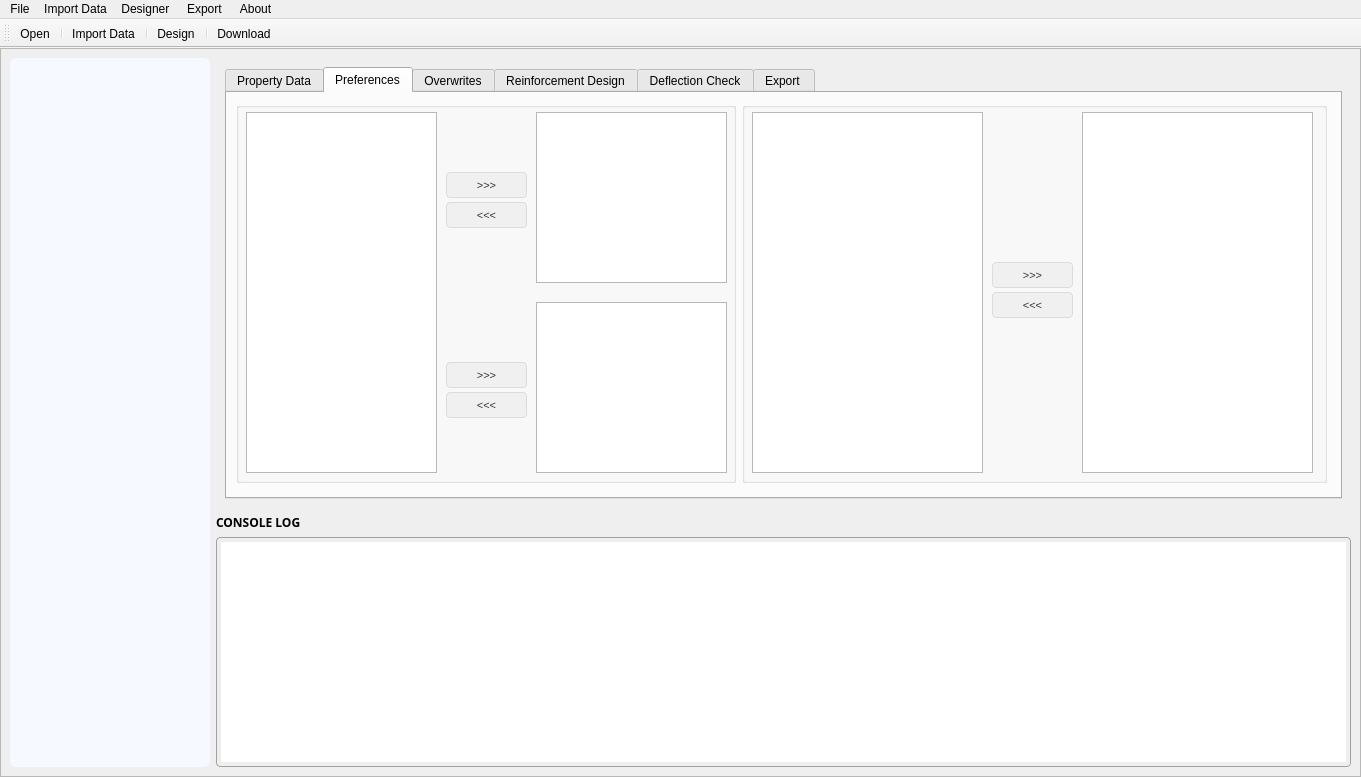
This is mainwindow.ui in nhniegas/Etabs_Designer as Qt 5 draws it before an edit. The edited form follows.
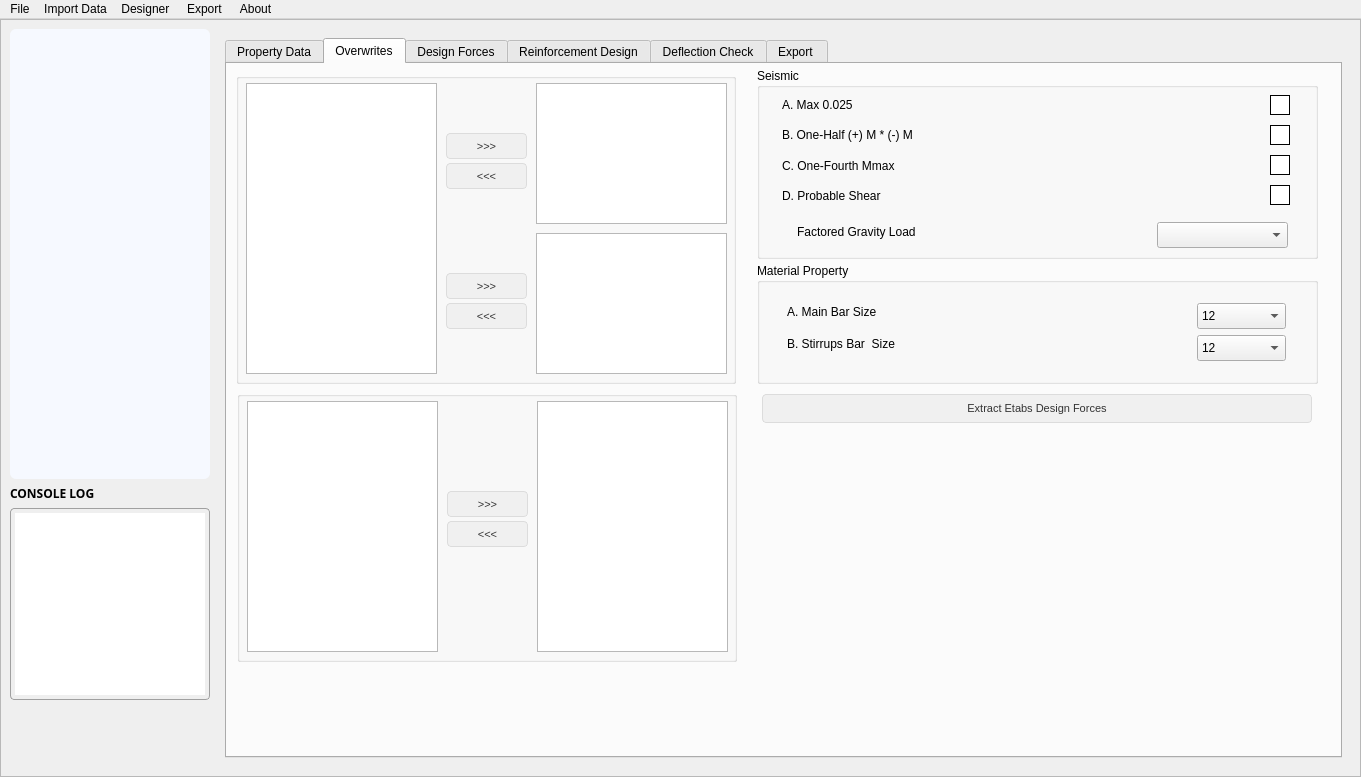
This is the edited form. The open tabs and pages were chosen to show the change. Icons and pictures are not drawn.

Patch:
```diff
--- a/mainwindow.ui
+++ b/mainwindow.ui
@@ -72,7 +72,7 @@
          <x>0</x>
          <y>0</y>
          <width>1357</width>
-         <height>706</height>
+         <height>740</height>
         </rect>
        </property>
        <property name="sizePolicy">
@@ -88,7 +88,206 @@
         </size>
        </property>
        <layout class="QGridLayout" name="gridLayout_5">
-        <item row="0" column="1">
+        <item row="0" column="0">
+         <widget class="QGroupBox" name="groupBox">
+          <property name="minimumSize">
+           <size>
+            <width>200</width>
+            <height>450</height>
+           </size>
+          </property>
+          <property name="maximumSize">
+           <size>
+            <width>200</width>
+            <height>16777215</height>
+           </size>
+          </property>
+          <property name="styleSheet">
+           <string notr="true">border: none;
+
+background-color: #f6f9ff;  /* Super Light Blue */
+border-radius: 6px;</string>
+          </property>
+          <property name="title">
+           <string/>
+          </property>
+          <widget class="QPushButton" name="beam_design">
+           <property name="geometry">
+            <rect>
+             <x>25</x>
+             <y>160</y>
+             <width>151</width>
+             <height>121</height>
+            </rect>
+           </property>
+           <property name="minimumSize">
+            <size>
+             <width>120</width>
+             <height>0</height>
+            </size>
+           </property>
+           <property name="maximumSize">
+            <size>
+             <width>250</width>
+             <height>16777215</height>
+            </size>
+           </property>
+           <property name="styleSheet">
+            <string notr="true">QPushButton {
+    border: none;             /* No button border */
+    background: transparent;  /* No grey background */
+    text-align: center;         /* Align text like a label */
+    padding: 5px;
+}
+QPushButton:hover {
+    /* Hover State: Very light gray/almost white */
+    background-color: #f5f5f5; 
+    border: 1px solid #cccccc;
+    /* Change text to dark gray so it's visible on the light background */
+    color: #333333; 
+}
+
+QPushButton:pressed {
+    /* Pressed State: Standard mid-gray */
+    background-color: #d0d0d0; 
+    color: #000000;
+}
+
+</string>
+           </property>
+           <property name="text">
+            <string/>
+           </property>
+           <property name="icon">
+            <iconset>
+             <normaloff>icons/BEAM.png</normaloff>icons/BEAM.png</iconset>
+           </property>
+           <property name="iconSize">
+            <size>
+             <width>65</width>
+             <height>65</height>
+            </size>
+           </property>
+          </widget>
+          <widget class="QPushButton" name="column_design">
+           <property name="geometry">
+            <rect>
+             <x>25</x>
+             <y>309</y>
+             <width>151</width>
+             <height>121</height>
+            </rect>
+           </property>
+           <property name="minimumSize">
+            <size>
+             <width>120</width>
+             <height>0</height>
+            </size>
+           </property>
+           <property name="maximumSize">
+            <size>
+             <width>250</width>
+             <height>16777215</height>
+            </size>
+           </property>
+           <property name="styleSheet">
+            <string notr="true">QPushButton {
+    border: none;             /* No button border */
+    background: transparent;  /* No grey background */
+    text-align: center;         /* Align text like a label */
+    padding: 5px;
+}
+QPushButton:hover {
+    /* Hover State: Very light gray/almost white */
+    background-color: #f5f5f5; 
+    border: 1px solid #cccccc;
+    /* Change text to dark gray so it's visible on the light background */
+    color: #333333; 
+}
+
+QPushButton:pressed {
+    /* Pressed State: Standard mid-gray */
+    background-color: #d0d0d0; 
+    color: #000000;
+}
+
+</string>
+           </property>
+           <property name="text">
+            <string/>
+           </property>
+           <property name="icon">
+            <iconset>
+             <normaloff>icons/COLUMN.png</normaloff>icons/COLUMN.png</iconset>
+           </property>
+           <property name="iconSize">
+            <size>
+             <width>100</width>
+             <height>100</height>
+            </size>
+           </property>
+          </widget>
+          <widget class="QPushButton" name="btn_auto_tagger">
+           <property name="geometry">
+            <rect>
+             <x>24</x>
+             <y>20</y>
+             <width>151</width>
+             <height>121</height>
+            </rect>
+           </property>
+           <property name="minimumSize">
+            <size>
+             <width>120</width>
+             <height>0</height>
+            </size>
+           </property>
+           <property name="maximumSize">
+            <size>
+             <width>250</width>
+             <height>16777215</height>
+            </size>
+           </property>
+           <property name="styleSheet">
+            <string notr="true">QPushButton {
+    border: none;             /* No button border */
+    background: transparent;  /* No grey background */
+    text-align: center;         /* Align text like a label */
+    padding: 5px;
+}
+QPushButton:hover {
+    /* Hover State: Very light gray/almost white */
+    background-color: #f5f5f5; 
+    border: 1px solid #cccccc;
+    /* Change text to dark gray so it's visible on the light background */
+    color: #333333; 
+}
+
+QPushButton:pressed {
+    /* Pressed State: Standard mid-gray */
+    background-color: #d0d0d0; 
+    color: #000000;
+}
+
+</string>
+           </property>
+           <property name="text">
+            <string/>
+           </property>
+           <property name="icon">
+            <iconset>
+             <normaloff>icons/AUTO TAGGER.png</normaloff>icons/AUTO TAGGER.png</iconset>
+           </property>
+           <property name="iconSize">
+            <size>
+             <width>100</width>
+             <height>100</height>
+            </size>
+           </property>
+          </widget>
+         </widget>
+        </item>
+        <item row="0" column="1" rowspan="4">
          <widget class="QStackedWidget" name="stackedWidget">
           <property name="minimumSize">
            <size>
@@ -101,7 +300,7 @@
           </property>
           <widget class="QWidget" name="page_beam_design">
            <layout class="QGridLayout" name="gridLayout_2">
-            <item row="0" column="0">
+            <item row="1" column="0">
              <widget class="QTabWidget" name="tab_widget">
               <property name="currentIndex">
                <number>3</number>
@@ -307,7 +506,7 @@
               </widget>
               <widget class="QWidget" name="tab_4">
                <attribute name="title">
-                <string>Preferences</string>
+                <string>Overwrites</string>
                </attribute>
                <widget class="QGroupBox" name="groupBox_3">
                 <property name="geometry">
@@ -315,13 +514,13 @@
                   <x>9</x>
                   <y>9</y>
                   <width>500</width>
-                  <height>381</height>
+                  <height>311</height>
                  </rect>
                 </property>
                 <property name="minimumSize">
                  <size>
                   <width>500</width>
-                  <height>0</height>
+                  <height>300</height>
                  </size>
                 </property>
                 <property name="maximumSize">
@@ -339,7 +538,7 @@
                    <x>10</x>
                    <y>10</y>
                    <width>191</width>
-                   <height>361</height>
+                   <height>291</height>
                   </rect>
                  </property>
                  <property name="selectionMode">
@@ -350,7 +549,7 @@
                  <property name="geometry">
                   <rect>
                    <x>210</x>
-                   <y>70</y>
+                   <y>60</y>
                    <width>81</width>
                    <height>26</height>
                   </rect>
@@ -388,47 +587,47 @@
                  <property name="geometry">
                   <rect>
                    <x>210</x>
-                   <y>260</y>
-                   <width>81</width>
-                   <height>26</height>
-                  </rect>
-                 </property>
-                 <property name="styleSheet">
-                  <string notr="true">QPushButton {
-    /* Lighter grey background to match the window theme */
-    background-color: #f0f0f0; 
-    /* Subtle border to match the QListWidget headers */
-    border: 1px solid #dcdcdc; 
-    border-radius: 4px;
-    /* Darker text for readability on light background */
-    color: #333333; 
-    padding: 6px;
-    font-size: 11px;
-}
-
-QPushButton:hover {
-    /* Lighter, softer red for the light theme */
-    background-color: #ef9a9a; 
-    border: 1px solid #e57373;
-    color: #333333; /* Switching to dark text for better contrast on light red */
-}
-
-QPushButton:pressed {
-    /* Slightly deeper red when clicked */
-    background-color: #ee5253; 
-}</string>
-                 </property>
-                 <property name="text">
-                  <string>&gt;&gt;&gt;</string>
-                 </property>
-                </widget>
-                <widget class="QListWidget" name="sls_combo_list">
-                 <property name="geometry">
-                  <rect>
-                   <x>300</x>
                    <y>200</y>
+                   <width>81</width>
+                   <height>26</height>
+                  </rect>
+                 </property>
+                 <property name="styleSheet">
+                  <string notr="true">QPushButton {
+    /* Lighter grey background to match the window theme */
+    background-color: #f0f0f0; 
+    /* Subtle border to match the QListWidget headers */
+    border: 1px solid #dcdcdc; 
+    border-radius: 4px;
+    /* Darker text for readability on light background */
+    color: #333333; 
+    padding: 6px;
+    font-size: 11px;
+}
+
+QPushButton:hover {
+    /* Lighter, softer red for the light theme */
+    background-color: #ef9a9a; 
+    border: 1px solid #e57373;
+    color: #333333; /* Switching to dark text for better contrast on light red */
+}
+
+QPushButton:pressed {
+    /* Slightly deeper red when clicked */
+    background-color: #ee5253; 
+}</string>
+                 </property>
+                 <property name="text">
+                  <string>&gt;&gt;&gt;</string>
+                 </property>
+                </widget>
+                <widget class="QListWidget" name="sls_combo_list">
+                 <property name="geometry">
+                  <rect>
+                   <x>300</x>
+                   <y>160</y>
                    <width>191</width>
-                   <height>171</height>
+                   <height>141</height>
                   </rect>
                  </property>
                  <property name="selectionMode">
@@ -441,7 +640,7 @@
                    <x>300</x>
                    <y>10</y>
                    <width>191</width>
-                   <height>171</height>
+                   <height>141</height>
                   </rect>
                  </property>
                  <property name="selectionMode">
@@ -452,7 +651,7 @@
                  <property name="geometry">
                   <rect>
                    <x>210</x>
-                   <y>100</y>
+                   <y>90</y>
                    <width>81</width>
                    <height>26</height>
                   </rect>
@@ -490,7 +689,7 @@
                  <property name="geometry">
                   <rect>
                    <x>210</x>
-                   <y>290</y>
+                   <y>230</y>
                    <width>81</width>
                    <height>26</height>
                   </rect>
@@ -528,16 +727,16 @@
                <widget class="QGroupBox" name="groupBox_5">
                 <property name="geometry">
                  <rect>
-                  <x>515</x>
-                  <y>9</y>
-                  <width>585</width>
-                  <height>381</height>
+                  <x>10</x>
+                  <y>327</y>
+                  <width>500</width>
+                  <height>271</height>
                  </rect>
                 </property>
                 <property name="minimumSize">
                  <size>
                   <width>500</width>
-                  <height>0</height>
+                  <height>250</height>
                  </size>
                 </property>
                 <property name="title">
@@ -546,8 +745,8 @@
                 <widget class="QPushButton" name="remove_beams">
                  <property name="geometry">
                   <rect>
-                   <x>250</x>
-                   <y>190</y>
+                   <x>210</x>
+                   <y>130</y>
                    <width>81</width>
                    <height>26</height>
                   </rect>
@@ -586,8 +785,8 @@
                   <rect>
                    <x>10</x>
                    <y>10</y>
-                   <width>231</width>
-                   <height>361</height>
+                   <width>191</width>
+                   <height>251</height>
                   </rect>
                  </property>
                  <property name="selectionMode">
@@ -597,10 +796,10 @@
                 <widget class="QListWidget" name="selected_beam_list">
                  <property name="geometry">
                   <rect>
-                   <x>340</x>
+                   <x>300</x>
                    <y>10</y>
-                   <width>231</width>
-                   <height>361</height>
+                   <width>191</width>
+                   <height>251</height>
                   </rect>
                  </property>
                  <property name="selectionMode">
@@ -610,8 +809,8 @@
                 <widget class="QPushButton" name="add_beams">
                  <property name="geometry">
                   <rect>
-                   <x>250</x>
-                   <y>160</y>
+                   <x>210</x>
+                   <y>100</y>
                    <width>81</width>
                    <height>26</height>
                   </rect>
@@ -646,20 +845,13 @@
                  </property>
                 </widget>
                </widget>
-               <zorder>groupBox_5</zorder>
-               <zorder>groupBox_3</zorder>
-              </widget>
-              <widget class="QWidget" name="tab_6">
-               <attribute name="title">
-                <string>Overwrites</string>
-               </attribute>
                <widget class="QGroupBox" name="groupBox_4">
                 <property name="geometry">
                  <rect>
-                  <x>9</x>
-                  <y>10</y>
-                  <width>331</width>
-                  <height>211</height>
+                  <x>530</x>
+                  <y>4</y>
+                  <width>561</width>
+                  <height>191</height>
                  </rect>
                 </property>
                 <property name="font">
@@ -673,8 +865,8 @@
                 <widget class="QLabel" name="label_2">
                  <property name="geometry">
                   <rect>
-                   <x>20</x>
-                   <y>44</y>
+                   <x>25</x>
+                   <y>29</y>
                    <width>81</width>
                    <height>16</height>
                   </rect>
@@ -691,8 +883,8 @@
                 <widget class="QLabel" name="label_3">
                  <property name="geometry">
                   <rect>
-                   <x>20</x>
-                   <y>74</y>
+                   <x>25</x>
+                   <y>59</y>
                    <width>211</width>
                    <height>16</height>
                   </rect>
@@ -709,8 +901,8 @@
                 <widget class="QLabel" name="label_4">
                  <property name="geometry">
                   <rect>
-                   <x>20</x>
-                   <y>105</y>
+                   <x>25</x>
+                   <y>90</y>
                    <width>161</width>
                    <height>16</height>
                   </rect>
@@ -727,8 +919,8 @@
                 <widget class="QLabel" name="label_5">
                  <property name="geometry">
                   <rect>
-                   <x>20</x>
-                   <y>135</y>
+                   <x>25</x>
+                   <y>120</y>
                    <width>101</width>
                    <height>16</height>
                   </rect>
@@ -745,8 +937,8 @@
                 <widget class="QLabel" name="label_6">
                  <property name="geometry">
                   <rect>
-                   <x>35</x>
-                   <y>171</y>
+                   <x>40</x>
+                   <y>156</y>
                    <width>121</width>
                    <height>16</height>
                   </rect>
@@ -763,8 +955,8 @@
                 <widget class="QComboBox" name="cmb_gravity_load_combo">
                  <property name="geometry">
                   <rect>
-                   <x>179</x>
-                   <y>169</y>
+                   <x>400</x>
+                   <y>154</y>
                    <width>131</width>
                    <height>26</height>
                   </rect>
@@ -773,8 +965,8 @@
                 <widget class="QCheckBox" name="max_rho">
                  <property name="geometry">
                   <rect>
-                   <x>290</x>
-                   <y>40</y>
+                   <x>511</x>
+                   <y>25</y>
                    <width>31</width>
                    <height>24</height>
                   </rect>
@@ -810,8 +1002,8 @@
                 <widget class="QCheckBox" name="half_moment">
                  <property name="geometry">
                   <rect>
-                   <x>290</x>
-                   <y>70</y>
+                   <x>511</x>
+                   <y>55</y>
                    <width>31</width>
                    <height>24</height>
                   </rect>
@@ -847,8 +1039,8 @@
                 <widget class="QCheckBox" name="fourth_moment">
                  <property name="geometry">
                   <rect>
-                   <x>290</x>
-                   <y>100</y>
+                   <x>511</x>
+                   <y>85</y>
                    <width>31</width>
                    <height>24</height>
                   </rect>
@@ -884,8 +1076,8 @@
                 <widget class="QCheckBox" name="prob_shear">
                  <property name="geometry">
                   <rect>
-                   <x>290</x>
-                   <y>130</y>
+                   <x>511</x>
+                   <y>115</y>
                    <width>31</width>
                    <height>24</height>
                   </rect>
@@ -1092,9 +1284,9 @@
                <widget class="QGroupBox" name="groupBox_9">
                 <property name="geometry">
                  <rect>
-                  <x>10</x>
-                  <y>230</y>
-                  <width>331</width>
+                  <x>530</x>
+                  <y>199</y>
+                  <width>561</width>
                   <height>121</height>
                  </rect>
                 </property>
@@ -1109,7 +1301,7 @@
                 <widget class="QLabel" name="label_13">
                  <property name="geometry">
                   <rect>
-                   <x>20</x>
+                   <x>30</x>
                    <y>41</y>
                    <width>211</width>
                    <height>16</height>
@@ -1297,7 +1489,7 @@
                 <widget class="QComboBox" name="comboBox_5">
                  <property name="geometry">
                   <rect>
-                   <x>220</x>
+                   <x>440</x>
                    <y>40</y>
                    <width>89</width>
                    <height>26</height>
@@ -1337,7 +1529,7 @@
                 <widget class="QComboBox" name="comboBox_6">
                  <property name="geometry">
                   <rect>
-                   <x>220</x>
+                   <x>440</x>
                    <y>72</y>
                    <width>89</width>
                    <height>26</height>
@@ -1377,7 +1569,7 @@
                 <widget class="QLabel" name="label_15">
                  <property name="geometry">
                   <rect>
-                   <x>20</x>
+                   <x>30</x>
                    <y>73</y>
                    <width>211</width>
                    <height>16</height>
@@ -1396,21 +1588,21 @@
                <widget class="QPushButton" name="extract_etabs_forces">
                 <property name="geometry">
                  <rect>
-                  <x>10</x>
-                  <y>360</y>
-                  <width>331</width>
-                  <height>31</height>
+                  <x>535</x>
+                  <y>330</y>
+                  <width>550</width>
+                  <height>29</height>
                  </rect>
                 </property>
                 <property name="minimumSize">
                  <size>
-                  <width>150</width>
+                  <width>250</width>
                   <height>0</height>
                  </size>
                 </property>
                 <property name="maximumSize">
                  <size>
-                  <width>800</width>
+                  <width>550</width>
                   <height>16777215</height>
                  </size>
                 </property>
@@ -1443,16 +1635,16 @@
                  <string>Extract Etabs Design Forces</string>
                 </property>
                </widget>
-               <widget class="QTableView" name="design_forces">
-                <property name="geometry">
-                 <rect>
-                  <x>350</x>
-                  <y>30</y>
-                  <width>751</width>
-                  <height>361</height>
-                 </rect>
-                </property>
-               </widget>
+              </widget>
+              <widget class="QWidget" name="tab_6">
+               <attribute name="title">
+                <string>Design Forces</string>
+               </attribute>
+               <layout class="QVBoxLayout" name="verticalLayout">
+                <item>
+                 <widget class="QTableView" name="design_forces"/>
+                </item>
+               </layout>
               </widget>
               <widget class="QWidget" name="tab_2">
                <attribute name="title">
@@ -1631,7 +1823,7 @@
           </widget>
          </widget>
         </item>
-        <item row="1" column="1">
+        <item row="1" column="0">
          <widget class="QLabel" name="label">
           <property name="font">
            <font>
@@ -1648,12 +1840,18 @@
           </property>
          </widget>
         </item>
-        <item row="2" column="1">
+        <item row="2" column="0">
          <widget class="QPlainTextEdit" name="console_log">
           <property name="minimumSize">
            <size>
             <width>0</width>
-            <height>155</height>
+            <height>170</height>
+           </size>
+          </property>
+          <property name="maximumSize">
+           <size>
+            <width>200</width>
+            <height>200</height>
            </size>
           </property>
           <property name="font">
@@ -1686,198 +1884,18 @@
           </property>
          </widget>
         </item>
-        <item row="0" column="0" rowspan="3">
-         <widget class="QGroupBox" name="groupBox">
-          <property name="minimumSize">
+        <item row="3" column="0">
+         <spacer name="verticalSpacer">
+          <property name="orientation">
+           <enum>Qt::Orientation::Vertical</enum>
+          </property>
+          <property name="sizeHint" stdset="0">
            <size>
-            <width>200</width>
-            <height>542</height>
+            <width>20</width>
+            <height>44</height>
            </size>
           </property>
-          <property name="styleSheet">
-           <string notr="true">border: none;
-
-background-color: #f6f9ff;  /* Super Light Blue */
-border-radius: 6px;</string>
-          </property>
-          <property name="title">
-           <string/>
-          </property>
-          <widget class="QPushButton" name="beam_design">
-           <property name="geometry">
-            <rect>
-             <x>20</x>
-             <y>10</y>
-             <width>151</width>
-             <height>121</height>
-            </rect>
-           </property>
-           <property name="minimumSize">
-            <size>
-             <width>120</width>
-             <height>0</height>
-            </size>
-           </property>
-           <property name="maximumSize">
-            <size>
-             <width>250</width>
-             <height>16777215</height>
-            </size>
-           </property>
-           <property name="styleSheet">
-            <string notr="true">QPushButton {
-    border: none;             /* No button border */
-    background: transparent;  /* No grey background */
-    text-align: center;         /* Align text like a label */
-    padding: 5px;
-}
-QPushButton:hover {
-    /* Hover State: Very light gray/almost white */
-    background-color: #f5f5f5; 
-    border: 1px solid #cccccc;
-    /* Change text to dark gray so it's visible on the light background */
-    color: #333333; 
-}
-
-QPushButton:pressed {
-    /* Pressed State: Standard mid-gray */
-    background-color: #d0d0d0; 
-    color: #000000;
-}
-
-</string>
-           </property>
-           <property name="text">
-            <string/>
-           </property>
-           <property name="icon">
-            <iconset>
-             <normaloff>icons/BEAM.png</normaloff>icons/BEAM.png</iconset>
-           </property>
-           <property name="iconSize">
-            <size>
-             <width>65</width>
-             <height>65</height>
-            </size>
-           </property>
-          </widget>
-          <widget class="QPushButton" name="column_design">
-           <property name="geometry">
-            <rect>
-             <x>20</x>
-             <y>130</y>
-             <width>151</width>
-             <height>121</height>
-            </rect>
-           </property>
-           <property name="minimumSize">
-            <size>
-             <width>120</width>
-             <height>0</height>
-            </size>
-           </property>
-           <property name="maximumSize">
-            <size>
-             <width>250</width>
-             <height>16777215</height>
-            </size>
-           </property>
-           <property name="styleSheet">
-            <string notr="true">QPushButton {
-    border: none;             /* No button border */
-    background: transparent;  /* No grey background */
-    text-align: center;         /* Align text like a label */
-    padding: 5px;
-}
-QPushButton:hover {
-    /* Hover State: Very light gray/almost white */
-    background-color: #f5f5f5; 
-    border: 1px solid #cccccc;
-    /* Change text to dark gray so it's visible on the light background */
-    color: #333333; 
-}
-
-QPushButton:pressed {
-    /* Pressed State: Standard mid-gray */
-    background-color: #d0d0d0; 
-    color: #000000;
-}
-
-</string>
-           </property>
-           <property name="text">
-            <string/>
-           </property>
-           <property name="icon">
-            <iconset>
-             <normaloff>icons/COLUMN.png</normaloff>icons/COLUMN.png</iconset>
-           </property>
-           <property name="iconSize">
-            <size>
-             <width>100</width>
-             <height>100</height>
-            </size>
-           </property>
-          </widget>
-          <widget class="QPushButton" name="btn_auto_tagger">
-           <property name="geometry">
-            <rect>
-             <x>20</x>
-             <y>250</y>
-             <width>151</width>
-             <height>121</height>
-            </rect>
-           </property>
-           <property name="minimumSize">
-            <size>
-             <width>120</width>
-             <height>0</height>
-            </size>
-           </property>
-           <property name="maximumSize">
-            <size>
-             <width>250</width>
-             <height>16777215</height>
-            </size>
-           </property>
-           <property name="styleSheet">
-            <string notr="true">QPushButton {
-    border: none;             /* No button border */
-    background: transparent;  /* No grey background */
-    text-align: center;         /* Align text like a label */
-    padding: 5px;
-}
-QPushButton:hover {
-    /* Hover State: Very light gray/almost white */
-    background-color: #f5f5f5; 
-    border: 1px solid #cccccc;
-    /* Change text to dark gray so it's visible on the light background */
-    color: #333333; 
-}
-
-QPushButton:pressed {
-    /* Pressed State: Standard mid-gray */
-    background-color: #d0d0d0; 
-    color: #000000;
-}
-
-</string>
-           </property>
-           <property name="text">
-            <string/>
-           </property>
-           <property name="icon">
-            <iconset>
-             <normaloff>icons/AUTO TAGGER.png</normaloff>icons/AUTO TAGGER.png</iconset>
-           </property>
-           <property name="iconSize">
-            <size>
-             <width>100</width>
-             <height>100</height>
-            </size>
-           </property>
-          </widget>
-         </widget>
+         </spacer>
         </item>
        </layout>
       </widget>
@@ -1933,24 +1951,6 @@
    <addaction name="menuExport"/>
    <addaction name="menuAbout"/>
   </widget>
-  <widget class="QToolBar" name="toolBar_2">
-   <property name="windowTitle">
-    <string>toolBar_2</string>
-   </property>
-   <attribute name="toolBarArea">
-    <enum>TopToolBarArea</enum>
-   </attribute>
-   <attribute name="toolBarBreak">
-    <bool>false</bool>
-   </attribute>
-   <addaction name="actionOpenEtabs"/>
-   <addaction name="separator"/>
-   <addaction name="actionReloadData"/>
-   <addaction name="separator"/>
-   <addaction name="ActionRunDesign"/>
-   <addaction name="separator"/>
-   <addaction name="ActionDownload"/>
-  </widget>
   <action name="menu_Open">
    <property name="text">
     <string>Open</string>
```
Left out of the diff: 12 changed lines with no effect on the pictures.
